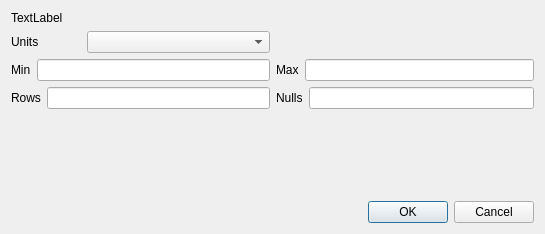
This is Utilities/DbOperation/AddColumnDialog.ui in wtom76/ML as Qt 5 draws it before an edit. The edited form follows.
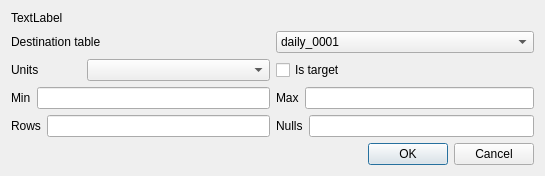
This is the edited form.

Commit message: Qt version is risen 'is_target' field is added into series metadata playing with python

```diff
--- a/Utilities/DbOperation/AddColumnDialog.ui
+++ b/Utilities/DbOperation/AddColumnDialog.ui
@@ -7,14 +7,21 @@
     <x>0</x>
     <y>0</y>
     <width>545</width>
-    <height>234</height>
+    <height>172</height>
    </rect>
   </property>
   <property name="windowTitle">
    <string>Adding column</string>
   </property>
   <layout class="QGridLayout" name="gridLayout">
-   <item row="1" column="0">
+   <item row="0" column="0">
+    <widget class="QLabel" name="column_">
+     <property name="text">
+      <string>TextLabel</string>
+     </property>
+    </widget>
+   </item>
+   <item row="2" column="0">
     <layout class="QHBoxLayout" name="horizontalLayout">
      <item>
       <widget class="QLabel" name="label">
@@ -46,20 +53,7 @@
      </item>
     </layout>
    </item>
-   <item row="4" column="0">
-    <spacer name="verticalSpacer">
-     <property name="orientation">
-      <enum>Qt::Vertical</enum>
-     </property>
-     <property name="sizeHint" stdset="0">
-      <size>
-       <width>20</width>
-       <height>40</height>
-      </size>
-     </property>
-    </spacer>
-   </item>
-   <item row="2" column="0">
+   <item row="3" column="0">
     <layout class="QHBoxLayout" name="horizontalLayout_3">
      <item>
       <widget class="QLabel" name="label_2">
@@ -77,7 +71,25 @@
      </item>
     </layout>
    </item>
-   <item row="3" column="0">
+   <item row="3" column="1">
+    <layout class="QHBoxLayout" name="horizontalLayout_2">
+     <item>
+      <widget class="QLabel" name="label_3">
+       <property name="text">
+        <string>Max</string>
+       </property>
+      </widget>
+     </item>
+     <item>
+      <widget class="QLineEdit" name="max_">
+       <property name="readOnly">
+        <bool>true</bool>
+       </property>
+      </widget>
+     </item>
+    </layout>
+   </item>
+   <item row="4" column="0">
     <layout class="QHBoxLayout" name="horizontalLayout_4">
      <item>
       <widget class="QLabel" name="label_4">
@@ -95,7 +107,7 @@
      </item>
     </layout>
    </item>
-   <item row="3" column="1">
+   <item row="4" column="1">
     <layout class="QHBoxLayout" name="horizontalLayout_5">
      <item>
       <widget class="QLabel" name="label_5">
@@ -113,38 +125,45 @@
      </item>
     </layout>
    </item>
-   <item row="2" column="1">
-    <layout class="QHBoxLayout" name="horizontalLayout_2">
-     <item>
-      <widget class="QLabel" name="label_3">
-       <property name="text">
-        <string>Max</string>
-       </property>
-      </widget>
-     </item>
-     <item>
-      <widget class="QLineEdit" name="max_">
-       <property name="readOnly">
-        <bool>true</bool>
-       </property>
-      </widget>
-     </item>
-    </layout>
-   </item>
-   <item row="0" column="0" colspan="2">
-    <widget class="QLabel" name="column_">
-     <property name="text">
-      <string>TextLabel</string>
-     </property>
-    </widget>
-   </item>
-   <item row="5" column="0" colspan="2">
+   <item row="6" column="1">
     <widget class="QDialogButtonBox" name="button_box_">
      <property name="standardButtons">
       <set>QDialogButtonBox::Cancel|QDialogButtonBox::Ok</set>
      </property>
     </widget>
    </item>
+   <item row="2" column="1">
+    <widget class="QCheckBox" name="is_target_">
+     <property name="text">
+      <string>Is target</string>
+     </property>
+    </widget>
+   </item>
+   <item row="1" column="0" colspan="2">
+    <layout class="QHBoxLayout" name="horizontalLayout_6">
+     <item>
+      <widget class="QLabel" name="label_6">
+       <property name="text">
+        <string>Destination table</string>
+       </property>
+      </widget>
+     </item>
+     <item>
+      <widget class="QComboBox" name="dest_table_">
+       <item>
+        <property name="text">
+         <string>daily_0001</string>
+        </property>
+       </item>
+       <item>
+        <property name="text">
+         <string>test_data</string>
+        </property>
+       </item>
+      </widget>
+     </item>
+    </layout>
+   </item>
   </layout>
  </widget>
  <layoutdefault spacing="6" margin="11"/>
```
The commit also changes 41 other files.
